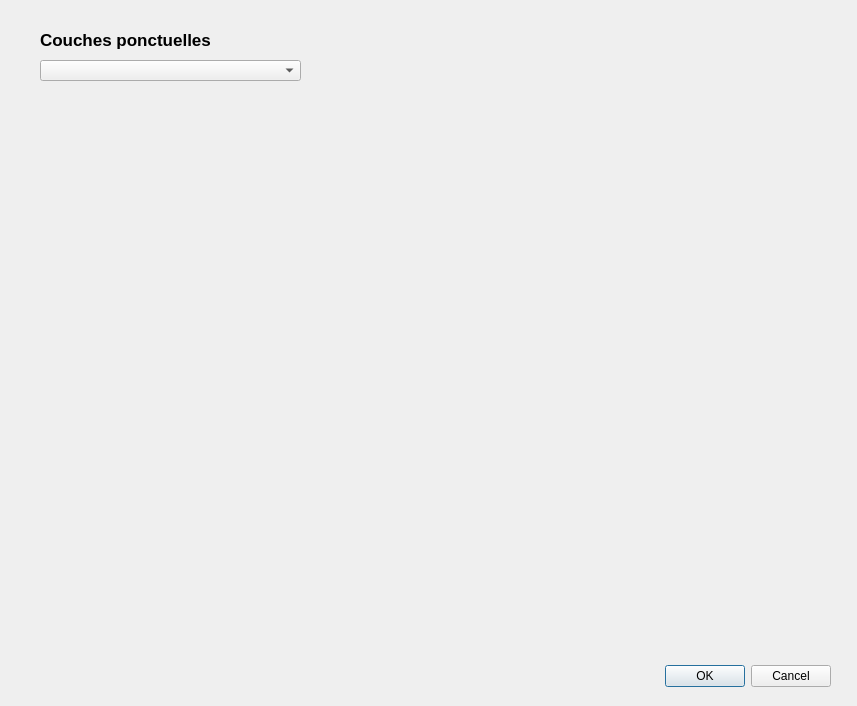
Old version of the form tp_qgis_tsi_dialog_base.ui in the repository AdnanBenaboud/Tp-Qgis-TSI.
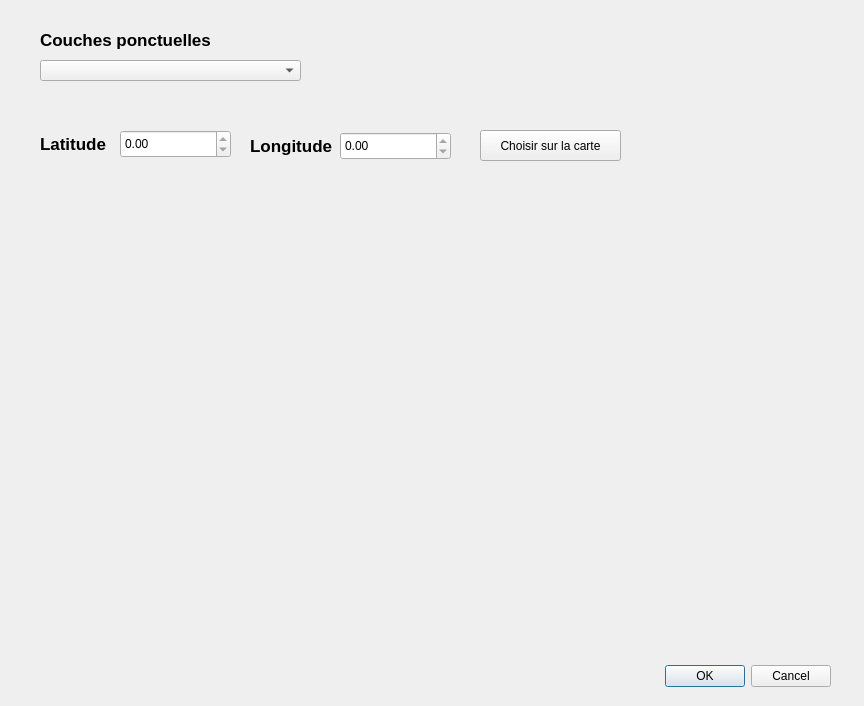
New version of the form. Custom widgets are drawn as their Qt base class.

Commit message: Ajout de la liste des couches points et la collecte des coordonnées par le clique sur la carte

The edit to the form file:
```diff
--- a/tp_qgis_tsi_dialog_base.ui
+++ b/tp_qgis_tsi_dialog_base.ui
@@ -6,7 +6,7 @@
    <rect>
     <x>0</x>
     <y>0</y>
-    <width>857</width>
+    <width>864</width>
     <height>706</height>
    </rect>
   </property>
@@ -58,6 +58,102 @@
      <height>21</height>
     </rect>
    </property>
+   <property name="font">
+    <font>
+     <pointsize>13</pointsize>
+    </font>
+   </property>
+  </widget>
+  <widget class="QLabel" name="label_2">
+   <property name="geometry">
+    <rect>
+     <x>40</x>
+     <y>128</y>
+     <width>71</width>
+     <height>31</height>
+    </rect>
+   </property>
+   <property name="font">
+    <font>
+     <pointsize>13</pointsize>
+     <weight>75</weight>
+     <bold>true</bold>
+    </font>
+   </property>
+   <property name="text">
+    <string>Latitude</string>
+   </property>
+  </widget>
+  <widget class="QDoubleSpinBox" name="doubleSpinBox_latitude">
+   <property name="geometry">
+    <rect>
+     <x>120</x>
+     <y>130</y>
+     <width>111</width>
+     <height>28</height>
+    </rect>
+   </property>
+   <property name="readOnly">
+    <bool>true</bool>
+   </property>
+   <property name="minimum">
+    <double>-90.000000000000000</double>
+   </property>
+   <property name="maximum">
+    <double>90.000000000000000</double>
+   </property>
+  </widget>
+  <widget class="QDoubleSpinBox" name="doubleSpinBox_longitude">
+   <property name="geometry">
+    <rect>
+     <x>340</x>
+     <y>132</y>
+     <width>111</width>
+     <height>28</height>
+    </rect>
+   </property>
+   <property name="readOnly">
+    <bool>true</bool>
+   </property>
+   <property name="minimum">
+    <double>-180.000000000000000</double>
+   </property>
+   <property name="maximum">
+    <double>180.990000000000009</double>
+   </property>
+  </widget>
+  <widget class="QLabel" name="label_3">
+   <property name="geometry">
+    <rect>
+     <x>250</x>
+     <y>130</y>
+     <width>91</width>
+     <height>31</height>
+    </rect>
+   </property>
+   <property name="font">
+    <font>
+     <pointsize>13</pointsize>
+     <weight>75</weight>
+     <bold>true</bold>
+    </font>
+   </property>
+   <property name="text">
+    <string>Longitude</string>
+   </property>
+  </widget>
+  <widget class="QPushButton" name="pushButton_map_clic">
+   <property name="geometry">
+    <rect>
+     <x>480</x>
+     <y>130</y>
+     <width>141</width>
+     <height>31</height>
+    </rect>
+   </property>
+   <property name="text">
+    <string>Choisir sur la carte</string>
+   </property>
   </widget>
  </widget>
  <customwidgets>
```
Left out of the diff: 8 changed lines with no effect on the pictures. The commit also changes 2 other files.
